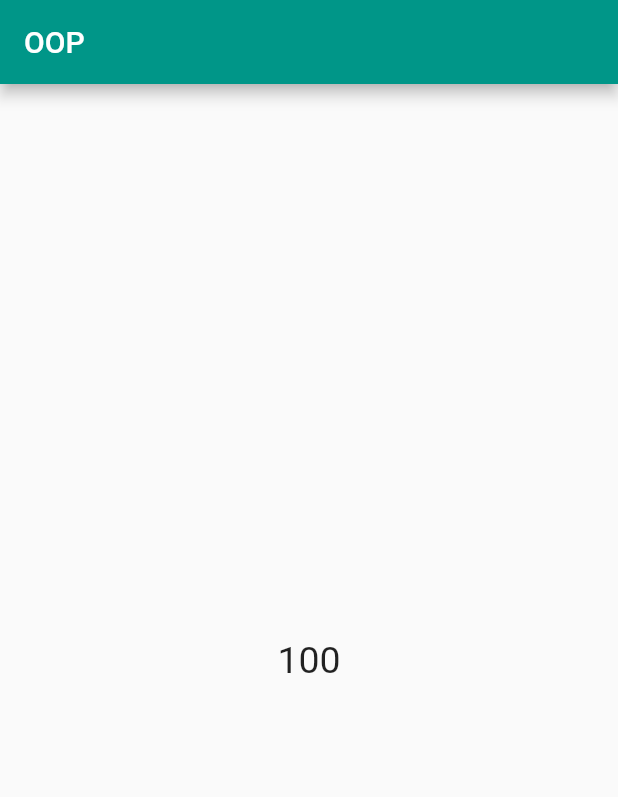
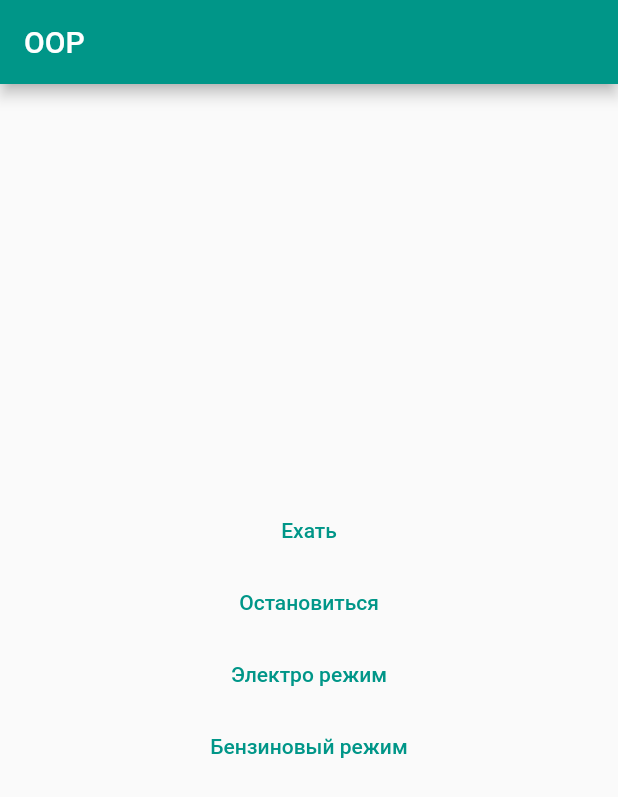
Before and after one commit to JMApps/my_test_app, a Flutter app: the screen it shows after launch, on a phone screen of 412 x 824 dp. Shown: the top 797 px of the screen. Run offline on Flutter 3.47's test engine with Material 2 defaults, Android fonts, the phone set to English and light mode, and no system bars.

Commit message:
Added new lesson

```diff
--- a/lib/oop/car.dart
+++ b/lib/oop/car.dart
@@ -1,36 +1,116 @@
-class Car {
-  int wheelsNumber;
+abstract class Car {
+  int wheels;
+  double weight;
+  String color;
 
-  int get getWheelsNumber => wheelsNumber;
+  Car({
+    required this.wheels,
+    required this.weight,
+    required this.color,
+  });
 
-  Car({required this.wheelsNumber});
+  run();
 
-  Car.named({required this.wheelsNumber});
+  stop();
 
-  String showCar() {
-    return 'Количество колес $wheelsNumber';
+  toRight();
+
+  toLeft();
+}
+
+abstract class Fuel {
+  runWithFuel();
+}
+
+abstract class Gibrid {
+  runWithFuel();
+  runWithElectro();
+}
+
+abstract class Electro {
+  runWithElectro();
+}
+
+class Toyota extends Car implements Fuel {
+  final int wheels;
+  final double weight;
+  final String color;
+
+  String textCommand = '';
+
+  String get getCommand => textCommand;
+
+  Toyota({
+    required this.wheels,
+    required this.weight,
+    required this.color,
+  }) : super(wheels: wheels, weight: weight, color: color);
+
+  @override
+  run() {
+    textCommand = 'ехать';
+  }
+
+  @override
+  stop() {
+    textCommand = 'остановиться';
+  }
+
+  @override
+  toRight() {
+    textCommand = 'повернуть направо';
+  }
+
+  @override
+  toLeft() {
+    textCommand = 'повернуть налево';
+  }
+
+  @override
+  runWithFuel() {
+    textCommand = 'ехать на безнине';
   }
 }
 
-class Toyota extends Car {
-  int wheelsNumber;
-  double weight;
-  String color;
+class Lexus extends Car implements Gibrid {
 
-  Toyota(
-      {required this.wheelsNumber, required this.weight, required this.color})
-      : super.named(wheelsNumber: wheelsNumber);
+  String textCommand = '';
 
-}
+  String get getCommand => textCommand;
 
-class Lexus extends Toyota {
-  Lexus({required super.wheelsNumber, required super.weight, required super.color});
+  Lexus({
+    required super.wheels,
+    required super.weight,
+    required super.color,
+  });
 
   @override
-  int get getWheelsNumber => 100;
+  run() {
+    textCommand = 'ехать';
+  }
 
   @override
-  showCar() {
-    return 'Теперь эта функция переопределена';
+  stop() {
+    textCommand = 'остановиться';
+  }
+
+  @override
+  toRight() {
+    textCommand = 'повернуть направо';
+  }
+
+  @override
+  toLeft() {
+    textCommand = 'повернуть налево';
+  }
+
+  @override
+  runWithElectro() {
+    textCommand = 'ехать на электричестве';
+  }
+
+  @override
+  runWithFuel() {
+    textCommand = 'ехать на безнине';
   }
 }
--- a/lib/pages/main_page.dart
+++ b/lib/pages/main_page.dart
@@ -14,9 +14,8 @@ class MainPage extends StatefulWidget {
 }
 
 class _MainPageState extends State<MainPage> {
-
-  Toyota toyota = Toyota(wheelsNumber: 4, weight: 1750.0, color: 'White');
-  Lexus lexus = Lexus(wheelsNumber: 6, weight: 2000.0, color: 'Brown');
+  Toyota toyota = Toyota(wheels: 4, weight: 1750.0, color: 'White');
+  Lexus lexus = Lexus(wheels: 4, weight: 1750.0, color: 'Black');
 
   @override
   Widget build(BuildContext context) {
@@ -28,11 +27,44 @@ class _MainPageState extends State<MainPage> {
         child: Column(
           mainAxisAlignment: MainAxisAlignment.center,
           children: [
+            TextButton(
+              onPressed: () {
+                setState(() {
+                  lexus.run();
+                });
+              },
+              child: Text('Ехать'),
+            ),
+            TextButton(
+              onPressed: () {
+                setState(() {
+                  lexus.stop();
+                });
+              },
+              child: Text('Остановиться'),
+            ),
+            TextButton(
+              onPressed: () {
+                setState(() {
+                  lexus.runWithElectro();
+                });
+              },
+              child: Text('Электро режим'),
+            ),
+            TextButton(
+              onPressed: () {
+                setState(() {
+                  lexus.runWithFuel();
+                });
+              },
+              child: Text('Бензиновый режим'),
+            ),
             Text(
-              '${lexus.getWheelsNumber}',
+              '${lexus.getCommand}',
               style: TextStyle(
                 fontSize: 25,
               ),
+              textAlign: TextAlign.center,
             ),
           ],
         ),
```
